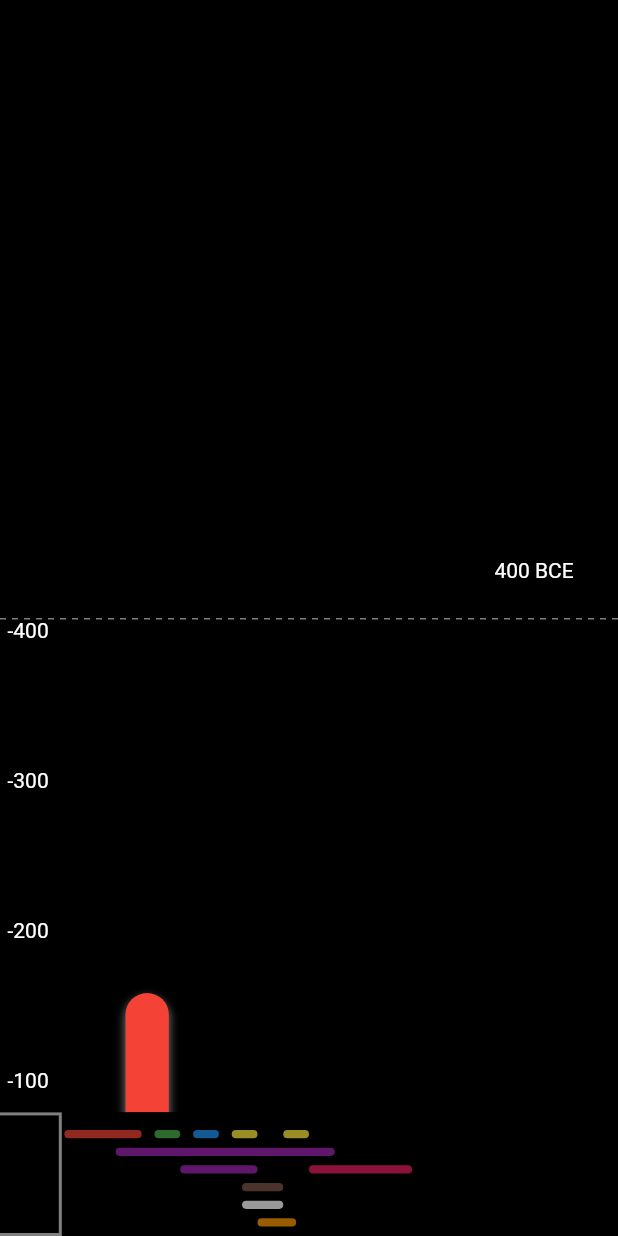
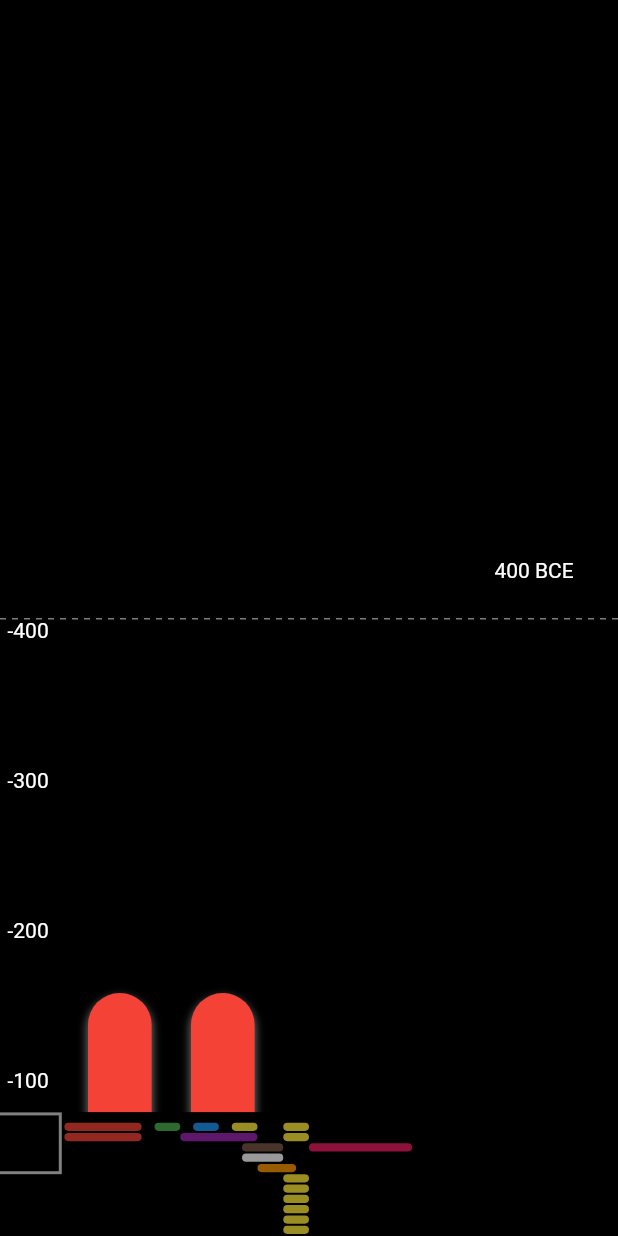
Before and after one commit to AlbaneseRemy/timeline_poi, a Flutter app: the screen it shows after launch, after a tap on "Try the timeline", on a phone screen of 412 x 824 dp. Run offline on Flutter 3.47's test engine with Material 2 defaults, Android fonts, the phone set to English and light mode, and no system bars; drawn by our look-alikes of dotted_line.

```diff
--- a/lib/main.dart
+++ b/lib/main.dart
@@ -63,6 +63,8 @@ class _MyHomePageState extends State<MyHomePage> {
           imageUri: "images/logoOrpheo.png",
           description: "Bonjour je suis une description hasardeuse au possible, merci de votre lecture",
           hints: null),
+      Tour(title: "same tour", id: "1", startYear: -150, endYear: 150, color: Colors.red, imageUri: "images/logoOrpheo.png"),
+
       Tour(title: "Tour numéro 2", id: "2", startYear: 200, endYear: 300, color: Colors.green),
       Tour(title: "Tour numéro 3", id: "3", startYear: 300, endYear: 600, color: Colors.purple),
       Tour(title: "Tour numéro 4", id: "4", startYear: 800, endYear: 1200, color: Colors.pink),
@@ -72,7 +74,13 @@ class _MyHomePageState extends State<MyHomePage> {
       Tour(title: "Tour numéro 8", id: "8", startYear: 540, endYear: 700, color: Colors.white),
       Tour(title: "Tour numéro 9", id: "9", startYear: 600, endYear: 750, color: Colors.orange),
       Tour(title: "Tour numéro 10", id: "10", startYear: 700, endYear: 800, color: Colors.yellow),
-      Tour(title: "Tour numéro 11", id: "11", startYear: 49, endYear: 900, color: Colors.purple),
+      Tour(title: "Tour numéro 11", id: "11", startYear: 700, endYear: 800, color: Colors.yellow),
+      Tour(title: "Tour numéro 12", id: "12", startYear: 700, endYear: 800, color: Colors.yellow),
+      Tour(title: "Tour numéro 13", id: "13", startYear: 700, endYear: 800, color: Colors.yellow),
+      Tour(title: "Tour numéro 14", id: "14", startYear: 700, endYear: 800, color: Colors.yellow),
+      Tour(title: "Tour numéro 15", id: "15", startYear: 700, endYear: 800, color: Colors.yellow),
+      Tour(title: "Tour numéro 16", id: "16", startYear: 700, endYear: 800, color: Colors.yellow),
+      Tour(title: "Tour numéro 17", id: "17", startYear: 700, endYear: 800, color: Colors.yellow),
     ];
 
     setColumnIds(tours);
--- a/lib/timeline.dart
+++ b/lib/timeline.dart
@@ -29,8 +29,10 @@ class MyTimeline extends StatefulWidget {
 
 class _MyTimelineState extends State<MyTimeline> {
   final ScrollController scrollController = ScrollController();
+  final ScrollController scrollControllerVertical = ScrollController();
   late int currentYear;
   late String textYear;
+  late double dateOffset;
 
   @override
   void initState() {
@@ -38,15 +40,18 @@ class _MyTimelineState extends State<MyTimeline> {
     currentYear = widget.startYear;
     currentYear > 0 ? textYear = "${currentYear.abs().toString()} CE" : textYear = "${currentYear.abs().toString()} BCE";
     scrollController.addListener(_onSlide); //Subscribes the scrollController to the _onSlide method
-    widget.isVertical ?
-    SystemChrome.setPreferredOrientations([DeviceOrientation.portraitUp, DeviceOrientation.portraitDown]) :
-    SystemChrome.setPreferredOrientations([DeviceOrientation.landscapeLeft, DeviceOrientation.landscapeRight]);
+    scrollControllerVertical.addListener(_onSlide);
+    widget.isVertical
+        ? SystemChrome.setPreferredOrientations([DeviceOrientation.portraitUp, DeviceOrientation.portraitDown])
+        : SystemChrome.setPreferredOrientations([DeviceOrientation.landscapeLeft, DeviceOrientation.landscapeRight]);
+    dateOffset = 5;
     super.initState();
   }
 
   void _onSlide() {
     //set a new State in the timeline when the user slides the timeline
     setState(_textCurrentYear);
+    setState(_dateOffset);
   }
 
   void _textCurrentYear() {
@@ -55,24 +60,28 @@ class _MyTimelineState extends State<MyTimeline> {
     currentYear > 0 ? textYear = "${currentYear.abs().toString()} CE" : textYear = "${currentYear.abs().toString()} BCE";
   }
 
+  void _dateOffset() {
+    dateOffset = dateOffset = scrollControllerVertical.offset + 5;
+  }
+
   @override
   Widget build(BuildContext context) {
     return Scaffold(body: LayoutBuilder(builder: (BuildContext context, BoxConstraints constraints) {
       return Stack(
         children: [
           SingleChildScrollView(
-            scrollDirection: widget.isVertical ? Axis.vertical : Axis.horizontal,
+              scrollDirection: widget.isVertical ? Axis.vertical : Axis.horizontal,
               physics: BouncingScrollPhysics(),
               controller: scrollController,
-              child: (Column(
-                children: [
-                  Stack(
+              child: (SingleChildScrollView(
+                scrollDirection: widget.isVertical ? Axis.horizontal : Axis.vertical,
+                controller: scrollControllerVertical,
+                child: Container(
+                  width: calculateWidth(constraints),
+                  height: calculateHeight(constraints),
+                  color: Colors.black,
+                  child: Stack(
                     children: [
-                      Container(
-                        height: widget.isVertical ? (widget.startYear.abs() + widget.endYear.abs()).toDouble() + constraints.maxHeight : constraints.maxHeight,
-                        width: widget.isVertical ? constraints.maxWidth : (widget.startYear.abs() + widget.endYear.abs()).toDouble() + constraints.maxWidth,
-                        color: Colors.black,
-                      ),
                       for (int i = 0; i <= widget.endYear - widget.startYear; i += 100) createContainer(i, constraints),
                       for (var tour in widget.tours)
                         TimelineItem(
@@ -94,7 +103,7 @@ class _MyTimelineState extends State<MyTimeline> {
                             TimelineHintDescription(hint: hint, startYear: widget.startYear, scrollController: scrollController, constraints: constraints),
                     ],
                   ),
-                ],
+                ),
               ))),
           Container(
             margin: widget.isVertical ? EdgeInsets.only(top: constraints.maxHeight / 2) : EdgeInsets.only(left: constraints.maxWidth / 2),
@@ -112,6 +121,7 @@ class _MyTimelineState extends State<MyTimeline> {
             child: TimelineMap(
               constraints: constraints,
               scrollController: scrollController,
+              scrollControllerVertical: scrollControllerVertical,
               totalYears: widget.endYear - widget.startYear,
               tours: widget.tours,
               numberColumns: widget.numberColumns,
@@ -127,12 +137,16 @@ class _MyTimelineState extends State<MyTimeline> {
   //Used to set the years in the timeline
   Widget createContainer(int i, BoxConstraints constraints) {
     return Positioned(
-        top: widget.isVertical ? i + constraints.maxHeight / 2 : 5,
-        left: widget.isVertical ? 5 : i + constraints.maxWidth / 2,
+        top: widget.isVertical ? i + constraints.maxHeight / 2 : dateOffset,
+        left: widget.isVertical ? dateOffset : i + constraints.maxWidth / 2,
         width: constraints.maxWidth / (widget.numberColumns),
         child: Container(
           alignment: Alignment.centerLeft,
-          child: Text((i + widget.startYear).toString(), style: const TextStyle(color: Colors.white), textAlign: TextAlign.center,),
+          child: Text(
+            (i + widget.startYear).toString(),
+            style: const TextStyle(color: Colors.white),
+            textAlign: TextAlign.center,
+          ),
         ));
   }
 
@@ -146,6 +160,22 @@ class _MyTimelineState extends State<MyTimeline> {
       dashColor: Colors.grey.withOpacity(0.8),
     );
   }
+
+  double calculateWidth(BoxConstraints constraints) {
+    if (widget.numberColumns > 5) {
+      return widget.isVertical
+          ? (constraints.maxWidth / 5) * (widget.numberColumns - 1)
+          : (widget.endYear - widget.startYear.toDouble() + constraints.maxWidth);
+    }
+    return widget.isVertical ? constraints.maxWidth : constraints.maxHeight;
+  }
+
+  double calculateHeight(BoxConstraints constraints) {
+    return widget.isVertical
+        ? (widget.startYear.abs() + widget.endYear.abs()).toDouble() + constraints.maxHeight
+        : (constraints.maxHeight / 5) * (widget.numberColumns - 1) + 50;
+  }
+
   void dispose() {
     scrollController.dispose();
 
@@ -158,5 +188,4 @@ class _MyTimelineState extends State<MyTimeline> {
 
     super.dispose();
   }
-
 }
--- a/lib/timeline_hints_description.dart
+++ b/lib/timeline_hints_description.dart
@@ -1,7 +1,4 @@
-import 'dart:math';
-
 import 'package:flutter/material.dart';
-
 import 'data/tour_hint.dart';
 
 class TimelineHintDescription extends StatefulWidget {
--- a/lib/timeline_item.dart
+++ b/lib/timeline_item.dart
@@ -1,5 +1,3 @@
-import 'package:flutter/cupertino.dart';
-import 'package:flutter/gestures.dart';
 import 'package:flutter/material.dart';
 import 'package:timeline_poi/timeline_info.dart';
 import 'Navigation.dart';
@@ -30,14 +28,12 @@ class TimelineItem extends StatelessWidget {
     return Positioned(
       top: isVertical ? (tour.startYear - startYear).toDouble() + constraints.maxHeight / 2 : leftPosition(),
       left: isVertical ? leftPosition() : (tour.startYear - startYear).toDouble() + constraints.maxWidth / 2,
-      width: isVertical ? constraints.maxWidth / (numberColumns + 1) : (tour.endYear - tour.startYear).toDouble(),
-      height: isVertical
-          ? (tour.endYear - tour.startYear).toDouble()
-          : constraints.maxHeight / (numberColumns + 1) - (constraints.maxHeight / 10) / (numberColumns),
+      width: calculateWidth(),
+      height: calculateHeight(),
       child: GestureDetector(
         onTap: () => Navigation.goTo(context, TimelineInfo(tour: tour)),
         child: Padding(
-          padding: isVertical ? const EdgeInsets.symmetric(horizontal: 15.0) : const EdgeInsets.symmetric(vertical: 15.0),
+          padding: isVertical ? EdgeInsets.symmetric(horizontal: numberColumns == 2 ? 30 : 20.0) : EdgeInsets.symmetric(vertical: 8.0),
           child: Container(
             child: tour.imageUri == null
                 ? Align(
@@ -80,10 +76,38 @@ class TimelineItem extends StatelessWidget {
 
   //Determines on which column the item should be placed
   double leftPosition() {
+    if (numberColumns > 5) {
+      return isVertical? constraints.maxWidth / 6 * (tour.columnId + 1) - 30 : (constraints.maxHeight / 6 * (tour.columnId + 1) - 30);
+
+      /*(constraints.maxHeight) / (6) * (tour.columnId) +
+          ((constraints.maxHeight / (numberColumns + 1)) / (numberColumns + 1)) +
+          60 / numberColumns;*/
+    }
+
+    double dateWidth = 40;
+    double itemWidth = (constraints.maxWidth - dateWidth) / (numberColumns + 1);
+
     return isVertical
-        ? (tour.columnId + 1) * constraints.maxWidth / (numberColumns)
+        ? (dateWidth + ((constraints.maxWidth-dateWidth)/(numberColumns+1) - itemWidth/2)) * (tour.columnId+1)
         : (constraints.maxHeight) / (numberColumns + 1) * (tour.columnId) +
             ((constraints.maxHeight / (numberColumns + 1)) / (numberColumns + 1)) +
-            30 / numberColumns;
+            60 / numberColumns;
+  }
+
+  double calculateWidth() {
+    if(numberColumns > 5){
+      return isVertical ? (constraints.maxWidth / 5) : (tour.endYear - tour.startYear).toDouble();
+    }
+    return isVertical ? (constraints.maxWidth - 40) / (numberColumns + 1) : (tour.endYear - tour.startYear).toDouble();
+  }
+
+  double calculateHeight() {
+    if(numberColumns > 5){
+      return isVertical ? (tour.endYear - tour.startYear).toDouble() : ((constraints.maxHeight -40)/ 6);
+    }
+
+    return isVertical
+        ? (tour.endYear - tour.startYear).toDouble()
+        : constraints.maxHeight / (numberColumns + 1) - (constraints.maxHeight / 10) / (numberColumns);
   }
 }
--- a/lib/timeline_map.dart
+++ b/lib/timeline_map.dart
@@ -3,13 +3,14 @@ import 'data/tour.dart';
 
 class TimelineMap extends StatefulWidget {
   final ScrollController scrollController;
+  final ScrollController scrollControllerVertical;
   final int numberColumns;
   final BoxConstraints constraints;
   final int totalYears;
   final int startYear;
   final List<Tour>? tours;
 
-  const TimelineMap({Key? key, required this.scrollController, required this.constraints, required this.totalYears, this.tours, required this.numberColumns, required this.startYear})
+  const TimelineMap({Key? key, required this.scrollController, required this.constraints, required this.totalYears, this.tours, required this.numberColumns, required this.startYear, required this.scrollControllerVertical})
       : super(key: key);
 
   @override
@@ -17,6 +18,22 @@ class TimelineMap extends StatefulWidget {
 }
 
 class _TimelineMapState extends State<TimelineMap> {
+
+  late double width10;
+  late double width5;
+  late double height20;
+  late double height10;
+  late double height5;
+
+  initState() {
+    super.initState();
+    width10 = widget.constraints.maxWidth / 10;
+    width5 = widget.constraints.maxWidth / 5;
+    height20 = widget.constraints.maxHeight / 20;
+    height10 = widget.constraints.maxHeight / 10;
+    height5 = widget.constraints.maxHeight / 5;
+  }
+
   @override
   Widget build(BuildContext context) {
     return Stack(children: [
@@ -27,7 +44,7 @@ class _TimelineMapState extends State<TimelineMap> {
         feedback: Container(),
         child: Container(
           width: widget.constraints.maxWidth,
-          height: widget.constraints.maxHeight / 10,
+          height: height10,
           decoration: BoxDecoration(
             color: Colors.black,
             boxShadow: [
@@ -50,14 +67,15 @@ class _TimelineMapState extends State<TimelineMap> {
           feedback: Container(),
           child: Container(
             //TODO: Make it so the box is the representation of what's displayed on the screen
-            width: widget.constraints.maxWidth / 5,
-            height: widget.constraints.maxHeight / 10,
+            width: width5,
+            height: height20,
             decoration: BoxDecoration(
               border: Border.all(color: Colors.white.withOpacity(0.5), width: 2),
             ),
           ),
         ),
         left: leftPosition(),
+        top: topPosition(),
       ),
       if (widget.tours != null)
         for (var tour in widget.tours!)
@@ -85,11 +103,16 @@ class _TimelineMapState extends State<TimelineMap> {
   //Moves the scroll offset of the page when the user drags the Container at the bottom of the screen
   void updatePosition(DragUpdateDetails details) {
     widget.scrollController.position.moveTo(widget.scrollController.offset + details.delta.dx * widget.totalYears / widget.constraints.maxWidth);
+    //Only move the vertical scroll if the user is dragging the map and not above it
+    if(details.globalPosition.dy >= widget.constraints.maxHeight - widget.constraints.maxHeight/10) widget.scrollControllerVertical.position.moveTo(widget.scrollControllerVertical.offset + details.delta.dy * widget.totalYears / widget.constraints.maxWidth);
   }
 
   //Sets the left position of the white frame that follows the user's finger
   double leftPosition() {
-    return (widget.scrollController.offset / (widget.totalYears / widget.constraints.maxWidth)) - widget.constraints.maxWidth / 10;
+    return (widget.scrollController.offset / (widget.totalYears / widget.constraints.maxWidth)) - width10;
+  }
+  double topPosition(){
+    return (widget.scrollControllerVertical.offset / ((widget.totalYears / widget.constraints.maxWidth)));
   }
 
   //Defines how long the tour's line is in the map
@@ -105,6 +128,6 @@ class _TimelineMapState extends State<TimelineMap> {
 
   double getTopPosition(Tour tour) {
     //Sets the position of the tour's line in the map. It should always be an equal distance between lines
-    return (widget.constraints.maxHeight / 10) / (widget.numberColumns + 1) * (tour.columnId + 1);
+    return height10 / (widget.numberColumns + 1) * (tour.columnId + 1);
   }
 }
```
